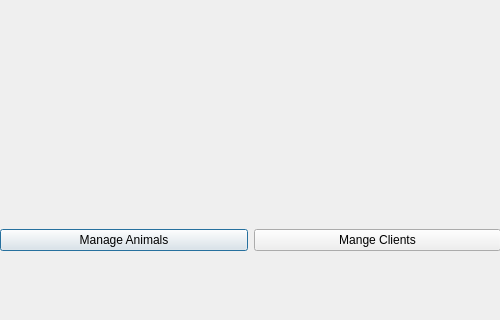
ColeMacdonald1709/comp3004, file staffportal.ui: the form before one commit; both pictures show x 0 to 500 and y 0 to 320 of the 500 by 500 pixel window.
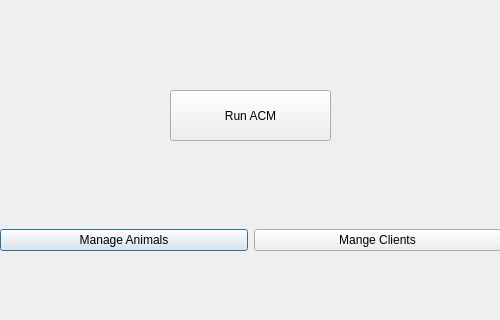
The form after the commit.

Commit message: added ACMmain and ACMDetails uis and basic class info

What changed in the file:
```diff
--- a/staffportal.ui
+++ b/staffportal.ui
@@ -70,6 +70,19 @@
     <string>Logout</string>
    </property>
   </widget>
+  <widget class="QPushButton" name="pushButton">
+   <property name="geometry">
+    <rect>
+     <x>170</x>
+     <y>90</y>
+     <width>161</width>
+     <height>51</height>
+    </rect>
+   </property>
+   <property name="text">
+    <string>Run ACM</string>
+   </property>
+  </widget>
  </widget>
  <resources/>
  <connections/>
```
The commit also changes 11 other files.
